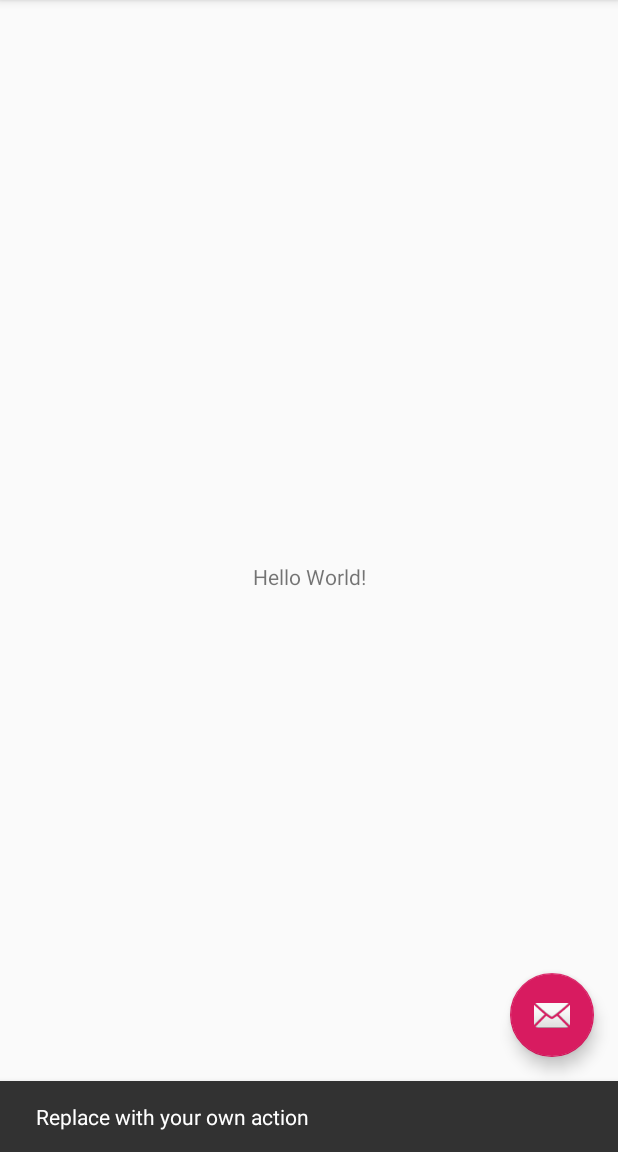
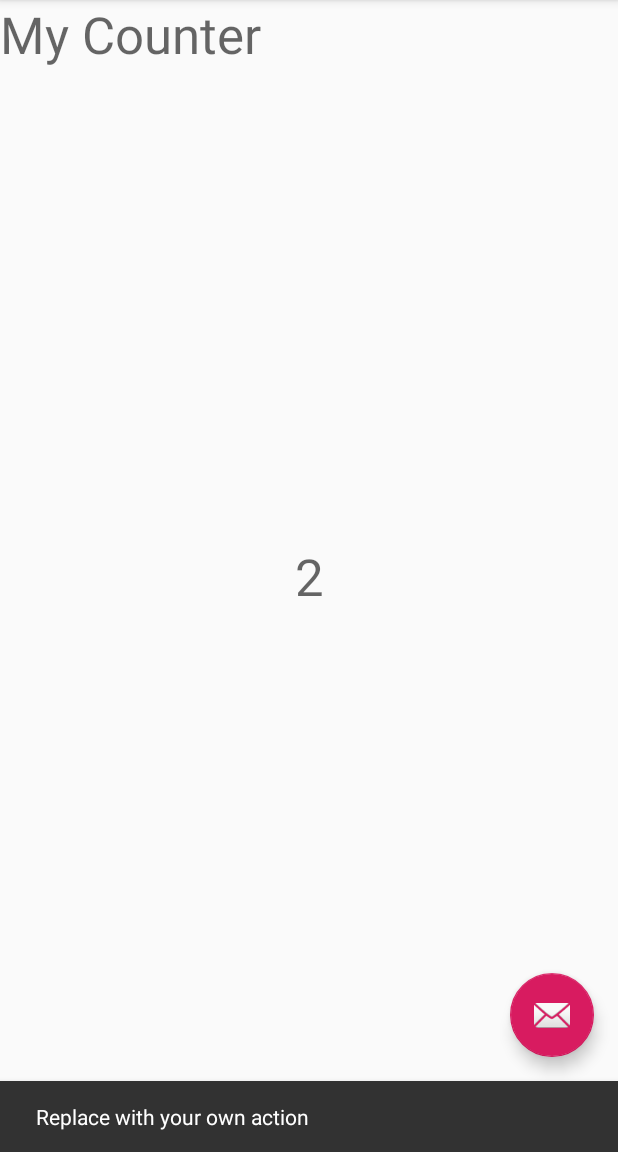
Before and after one commit to raffacabofrio/missao-kotlin, an Android app: the screen it shows after launch (MainActivity), after a tap on an icon or button, on a phone screen of 412 x 824 dp, the part 84-1236 px from its top. Run offline under Robolectric (Android 15) with nearby library versions, the phone set to English and light mode, and no system bars.

Commit message:
Criando um contador simples.

```diff
--- a/missaokotlinproject/app/src/main/java/br/com/sharebook/missao_kotlin_project/MainActivity.kt
+++ b/missaokotlinproject/app/src/main/java/br/com/sharebook/missao_kotlin_project/MainActivity.kt
@@ -8,6 +8,7 @@ import android.support.v7.widget.Toolbar
 import android.view.View
 import android.view.Menu
 import android.view.MenuItem
+import android.widget.TextView
 
 class MainActivity : AppCompatActivity() {
 
@@ -19,6 +20,11 @@ class MainActivity : AppCompatActivity() {
 
         val fab = findViewById<View>(R.id.fab) as FloatingActionButton
         fab.setOnClickListener { view ->
+
+            val tx: TextView = findViewById<View>(R.id.txCounter) as TextView
+            val old = tx.text.toString().toInt()
+            val new = old + 1
+            tx.text = new.toString()
 
             Snackbar.make(view, "Replace with your own action", Snackbar.LENGTH_LONG)
                     .setAction("Action", null).show()
--- a/missaokotlinproject/app/src/main/res/layout/content_main.xml
+++ b/missaokotlinproject/app/src/main/res/layout/content_main.xml
@@ -9,12 +9,23 @@
     tools:showIn="@layout/activity_main">
 
     <TextView
+        android:id="@+id/txCounter"
         android:layout_width="wrap_content"
         android:layout_height="wrap_content"
-        android:text="Hello World!"
+        android:text="1"
+        android:textAppearance="@style/TextAppearance.AppCompat.Display1"
         app:layout_constraintBottom_toBottomOf="parent"
         app:layout_constraintLeft_toLeftOf="parent"
         app:layout_constraintRight_toRightOf="parent"
         app:layout_constraintTop_toTopOf="parent" />
 
+    <TextView
+        android:id="@+id/textView"
+        android:layout_width="wrap_content"
+        android:layout_height="wrap_content"
+        android:text="My Counter"
+        android:textAppearance="@style/TextAppearance.AppCompat.Display1"
+        tools:layout_editor_absoluteX="16dp"
+        tools:layout_editor_absoluteY="16dp" />
+
 </android.support.constraint.ConstraintLayout>
```
